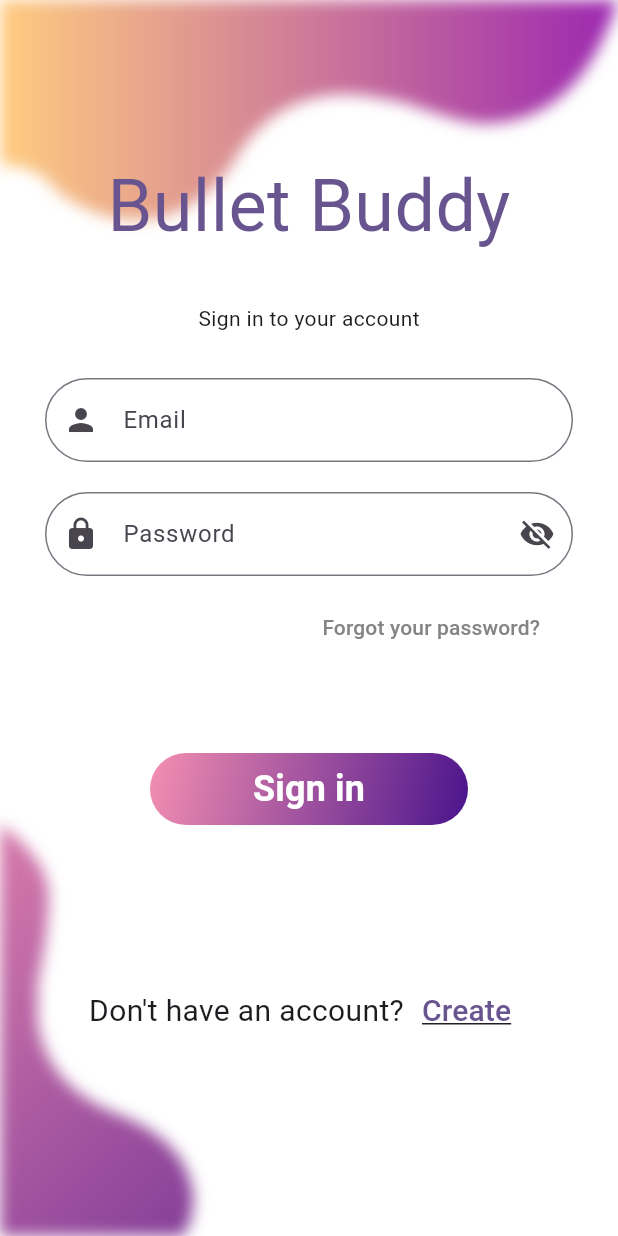
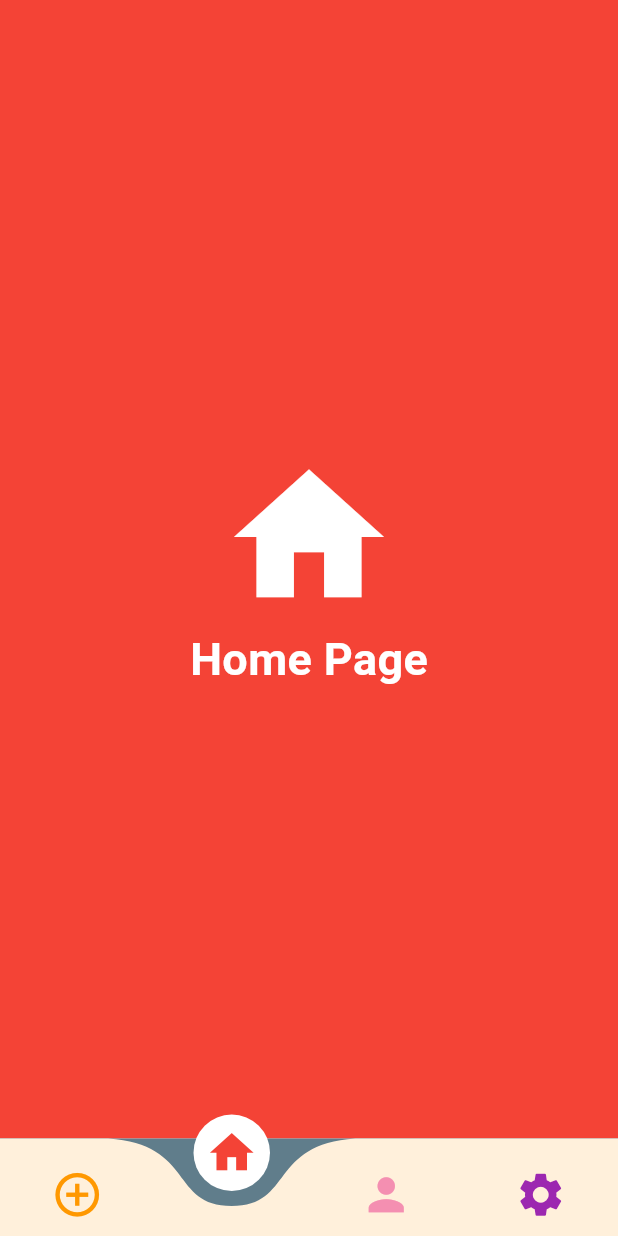
Before and after one commit to GretaAntenucci/Bullet-Buddy, a Flutter app: the screen it shows after launch, after a tap on "Sign in", on a phone screen of 412 x 824 dp. Run offline on Flutter 3.47's test engine with Material 3 defaults, Android fonts, the phone set to English and light mode, and no system bars; drawn by our look-alikes of curved_navigation_bar; our stand-ins replace google_fonts.

Commit message:
feat: added custom bottom bar

```diff
--- /dev/null
+++ b/lib/custom_bottom_bar.dart
@@ -0,0 +1,83 @@
+import 'package:curved_navigation_bar/curved_navigation_bar.dart';
+import 'package:bullet_buddy/pages/home_page.dart';
+import 'package:bullet_buddy/pages/new_diary_page.dart';
+import 'package:bullet_buddy/pages/profile_page.dart';
+import 'package:bullet_buddy/pages/settings_page.dart';
+import 'package:flutter/material.dart';
+
+class CustomBottomBar extends StatefulWidget {
+  const CustomBottomBar({super.key});
+
+  @override
+  State<CustomBottomBar> createState() => _CustomBottomBarState();
+}
+
+class _CustomBottomBarState extends State<CustomBottomBar> {
+  final int initialPageIndex = 1;
+  final _pageController = PageController(initialPage: 1);
+  int _currentIndex = 1;
+
+  @override
+  void dispose() {
+    super.dispose();
+    _pageController.dispose();
+  }
+
+  @override
+  Widget build(BuildContext context) {
+    return Scaffold(
+      body: PageView(
+        controller: _pageController,
+        onPageChanged: (index){
+          setState(() {
+            _currentIndex = index;
+          });
+        },
+        children:  const <Widget>[
+          NewDiaryPage(),
+          HomePage(),
+          ProfilePage(),
+          SettingsPage(),
+        ],
+      ),
+      bottomNavigationBar:
+      CurvedNavigationBar(
+        index: _currentIndex,
+        backgroundColor: Colors.blueGrey,
+        buttonBackgroundColor: Colors.white,
+        color: const Color.fromARGB(255, 255, 240, 219),
+        height: 65,
+        items:  <Widget>[
+          const Icon(
+            Icons.add_circle_outline,
+            size: 35,
+            color: Colors.orange,
+          ),
+          const Icon(
+            Icons.home,
+            size: 35,
+            color: Colors.red,
+          ),
+          Icon(
+            Icons.person,
+            size: 35,
+            color: Colors.pink[200]!,
+          ),
+          const Icon(
+            Icons.settings,
+            size: 35,
+            color: Colors.purple,
+          ),
+        ],
+        onTap: (index) {
+          setState(() {
+            _currentIndex = index;
+          });
+          _pageController.animateToPage(index,
+              duration: const Duration(milliseconds: 300),
+              curve: Curves.easeInOut);
+        },
+      ),
+    );
+  }
+}
--- a/lib/main.dart
+++ b/lib/main.dart
@@ -1,3 +1,4 @@
+import 'package:bullet_buddy/custom_bottom_bar.dart';
 import 'package:bullet_buddy/pages/create_account_page.dart';
 import 'package:bullet_buddy/pages/login_page.dart';
 import 'package:flutter/material.dart';
@@ -15,6 +16,7 @@ class MyApp extends StatelessWidget {
       routes: {
         '/login': (context) => LoginPage(),
         '/create': (context)=> CreateAccountPage(),
+        '/bottom': (context) => const CustomBottomBar(),
       },
       debugShowCheckedModeBanner: false,
       title: 'Flutter Demo',
--- /dev/null
+++ b/lib/pages/home_page.dart
@@ -0,0 +1,28 @@
+import 'package:flutter/material.dart';
+
+class HomePage extends StatelessWidget {
+  const HomePage({super.key});
+
+  @override
+  Widget build(BuildContext context) {
+    return Container(
+      decoration: const BoxDecoration(color: Colors.red),
+      child: const Column(
+        crossAxisAlignment: CrossAxisAlignment.center,
+        mainAxisAlignment: MainAxisAlignment.center,
+        children:  [
+          Icon(
+            Icons.home,
+            size: 120,
+            color: Colors.white,
+          ),
+          Text(
+            'Home Page',
+            style: TextStyle(
+                color: Colors.white, fontSize: 30, fontWeight: FontWeight.w700),
+          )
+        ],
+      ),
+    );
+  }
+}
--- a/lib/pages/login_page.dart
+++ b/lib/pages/login_page.dart
@@ -6,7 +6,7 @@ import 'package:flutter/material.dart';
 import 'package:google_fonts/google_fonts.dart';
 
 class LoginPage extends StatelessWidget {
-  LoginPage({super.key});
+  const LoginPage({super.key});
 
   @override
   Widget build(BuildContext context) {
@@ -79,7 +79,7 @@ class LoginPage extends StatelessWidget {
                     child: TextButton(
                       style: const ButtonStyle(
                         overlayColor:
-                            MaterialStatePropertyAll(Colors.transparent),
+                            WidgetStatePropertyAll(Colors.transparent),
                       ),
                       onPressed: () {},
                       child: const Text(
@@ -101,7 +101,9 @@ class LoginPage extends StatelessWidget {
                   ),
                   child: GradientButton(
                     text: 'Sign in',
-                    action: () {},
+                    action: () {
+                      Navigator.pushNamed(context, '/bottom');
+                    },
                   ),
                 ),
                 const SizedBox(
--- a/pubspec.yaml
+++ b/pubspec.yaml
@@ -36,6 +36,7 @@ dependencies:
   # Use with the CupertinoIcons class for iOS style icons.
   cupertino_icons: ^1.0.6
   google_fonts: ^6.2.1
+  curved_navigation_bar: ^1.0.3
 
 dev_dependencies:
   flutter_test:
```
Also changed, not shown: lib/pages/new_diary_page.dart (added, +28 -0 lines), lib/pages/profile_page.dart (added, +28 -0 lines), lib/pages/settings_page.dart (added, +28 -0 lines), pubspec.lock.
